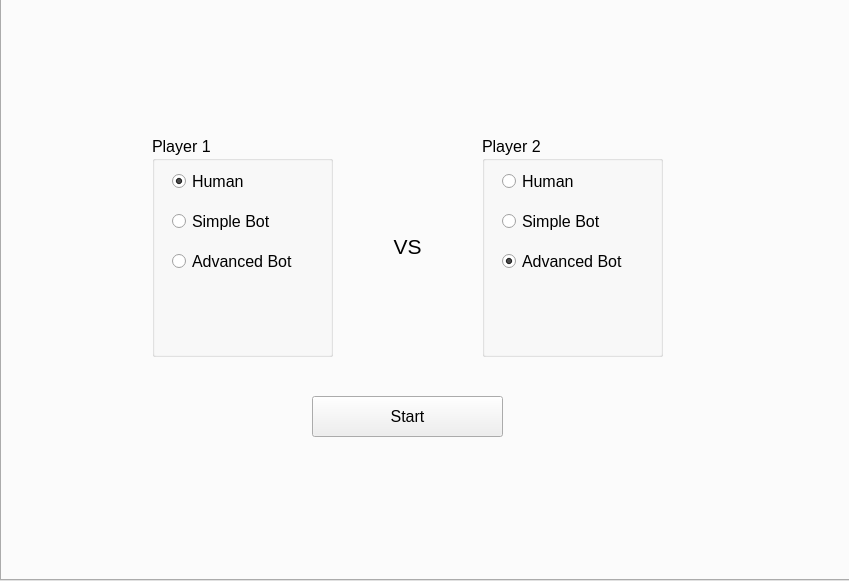
zorggomat/Reversi-Othello, file mainwindow.ui: the form before one commit.
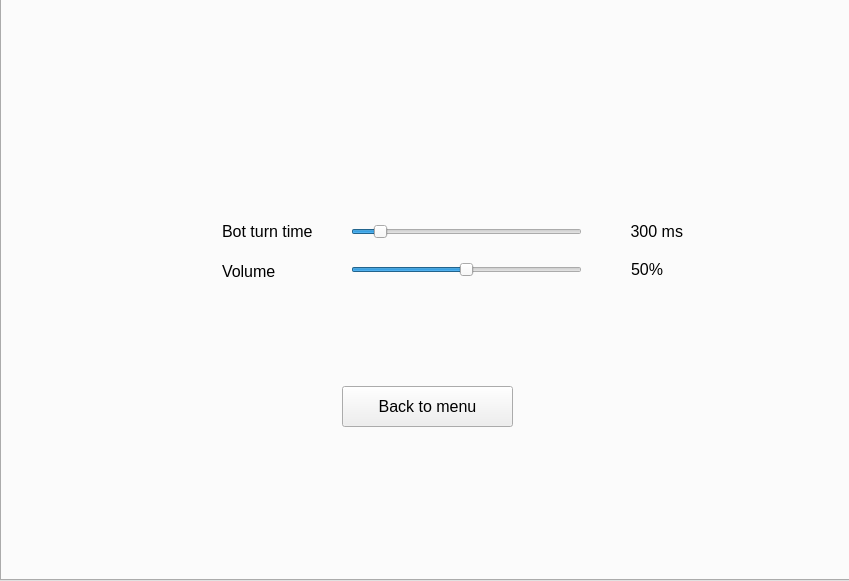
The form after the commit. The open tabs and pages were chosen to show the change. Icons and pictures are not drawn.

Commit message: Adding sound and settings

```diff
--- a/mainwindow.ui
+++ b/mainwindow.ui
@@ -253,6 +253,169 @@
        <string>Start</string>
       </property>
      </widget>
+     <widget class="QPushButton" name="settingsButton">
+      <property name="geometry">
+       <rect>
+        <x>310</x>
+        <y>450</y>
+        <width>191</width>
+        <height>41</height>
+       </rect>
+      </property>
+      <property name="font">
+       <font>
+        <pointsize>12</pointsize>
+       </font>
+      </property>
+      <property name="text">
+       <string>Settings</string>
+      </property>
+     </widget>
+    </widget>
+    <widget class="QWidget" name="tabSettings">
+     <attribute name="title">
+      <string>Страница</string>
+     </attribute>
+     <widget class="QLabel" name="botTurnTimeLabel">
+      <property name="geometry">
+       <rect>
+        <x>220</x>
+        <y>220</y>
+        <width>121</width>
+        <height>31</height>
+       </rect>
+      </property>
+      <property name="font">
+       <font>
+        <pointsize>12</pointsize>
+       </font>
+      </property>
+      <property name="text">
+       <string>Bot turn time</string>
+      </property>
+      <property name="alignment">
+       <set>Qt::AlignLeading|Qt::AlignLeft|Qt::AlignVCenter</set>
+      </property>
+     </widget>
+     <widget class="QLabel" name="volumeLabel">
+      <property name="geometry">
+       <rect>
+        <x>220</x>
+        <y>260</y>
+        <width>121</width>
+        <height>31</height>
+       </rect>
+      </property>
+      <property name="font">
+       <font>
+        <pointsize>12</pointsize>
+       </font>
+      </property>
+      <property name="text">
+       <string>Volume</string>
+      </property>
+      <property name="alignment">
+       <set>Qt::AlignLeading|Qt::AlignLeft|Qt::AlignVCenter</set>
+      </property>
+     </widget>
+     <widget class="QSlider" name="turnTimeSlider">
+      <property name="geometry">
+       <rect>
+        <x>349</x>
+        <y>220</y>
+        <width>231</width>
+        <height>31</height>
+       </rect>
+      </property>
+      <property name="maximum">
+       <number>3000</number>
+      </property>
+      <property name="value">
+       <number>300</number>
+      </property>
+      <property name="orientation">
+       <enum>Qt::Horizontal</enum>
+      </property>
+     </widget>
+     <widget class="QSlider" name="volumeSlider">
+      <property name="geometry">
+       <rect>
+        <x>349</x>
+        <y>258</y>
+        <width>231</width>
+        <height>31</height>
+       </rect>
+      </property>
+      <property name="maximum">
+       <number>100</number>
+      </property>
+      <property name="value">
+       <number>50</number>
+      </property>
+      <property name="orientation">
+       <enum>Qt::Horizontal</enum>
+      </property>
+     </widget>
+     <widget class="QLabel" name="turnTimeMilisecondsLabel">
+      <property name="geometry">
+       <rect>
+        <x>600</x>
+        <y>220</y>
+        <width>81</width>
+        <height>31</height>
+       </rect>
+      </property>
+      <property name="font">
+       <font>
+        <pointsize>12</pointsize>
+       </font>
+      </property>
+      <property name="text">
+       <string>300 ms</string>
+      </property>
+      <property name="alignment">
+       <set>Qt::AlignRight|Qt::AlignTrailing|Qt::AlignVCenter</set>
+      </property>
+     </widget>
+     <widget class="QLabel" name="volumePercentLabel">
+      <property name="geometry">
+       <rect>
+        <x>600</x>
+        <y>258</y>
+        <width>61</width>
+        <height>31</height>
+       </rect>
+      </property>
+      <property name="font">
+       <font>
+        <pointsize>12</pointsize>
+       </font>
+      </property>
+      <property name="text">
+       <string>50%</string>
+      </property>
+      <property name="alignment">
+       <set>Qt::AlignRight|Qt::AlignTrailing|Qt::AlignVCenter</set>
+      </property>
+     </widget>
+     <widget class="QPushButton" name="settingsTabBackButton">
+      <property name="geometry">
+       <rect>
+        <x>340</x>
+        <y>390</y>
+        <width>171</width>
+        <height>41</height>
+       </rect>
+      </property>
+      <property name="font">
+       <font>
+        <pointsize>12</pointsize>
+       </font>
+      </property>
+      <property name="text">
+       <string>Back to menu</string>
+      </property>
+     </widget>
     </widget>
     <widget class="QWidget" name="tabGame">
      <attribute name="title">
```
Left out of the diff: 4 changed lines with no effect on the pictures. The commit also changes 11 other files.
